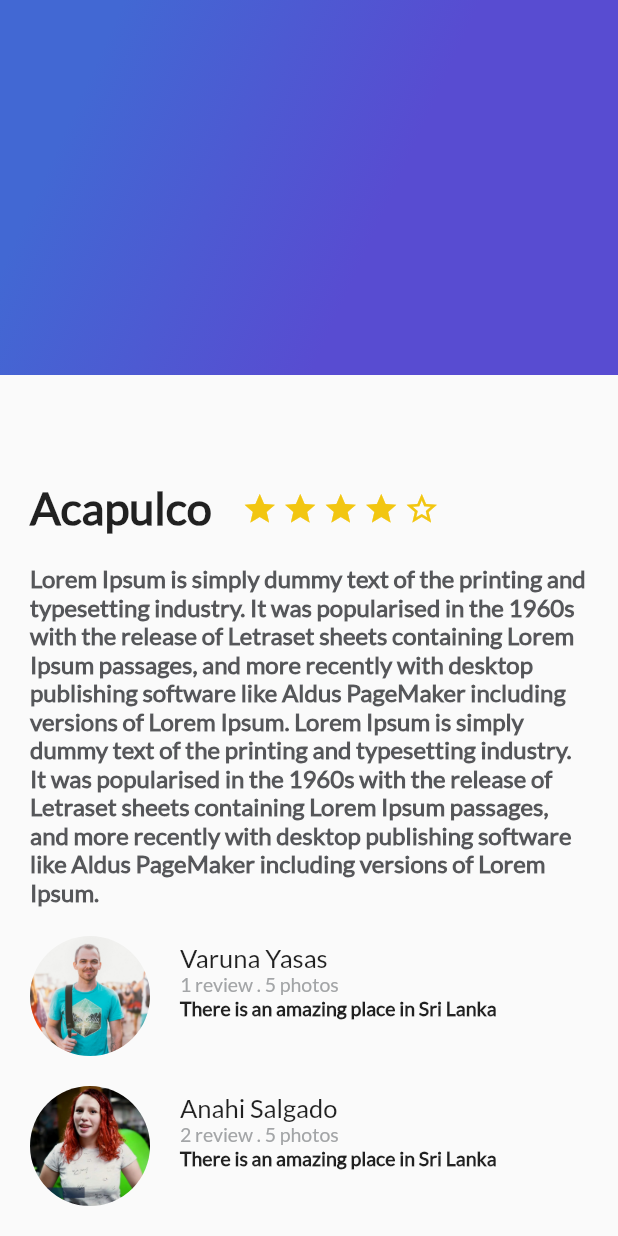
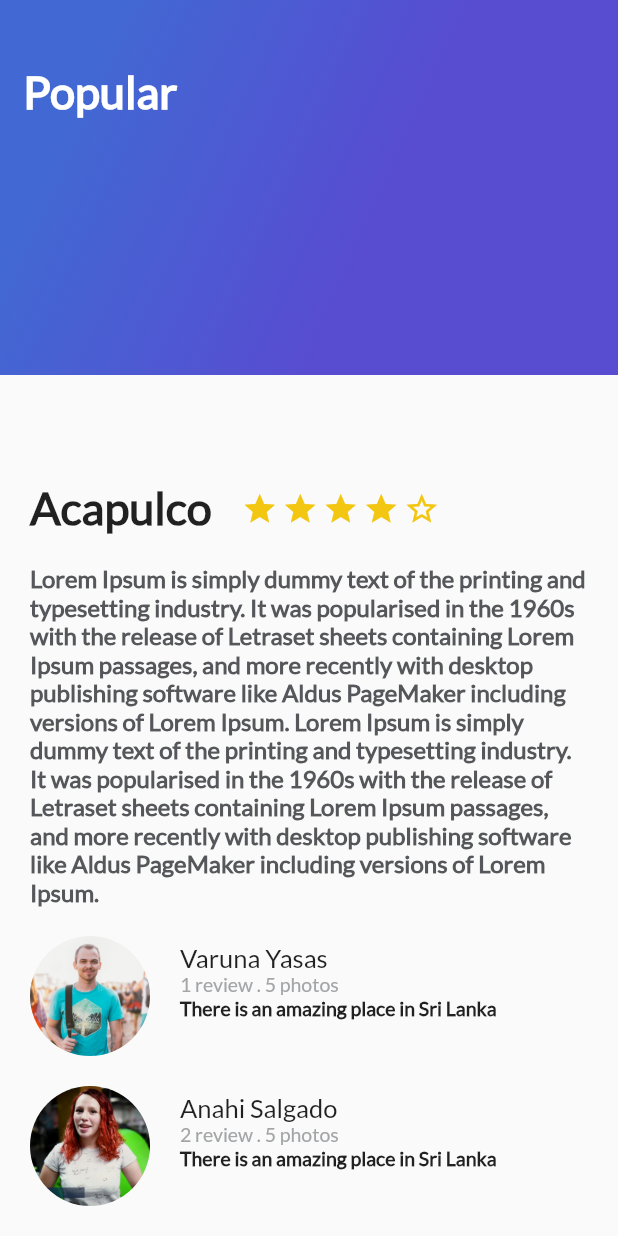
Before and after one commit to apolo-17/first_app_with_flutter, a Flutter app: the screen it shows after launch, on a phone screen of 412 x 824 dp. Run offline on Flutter 3.47's test engine with Material 2 defaults, Android fonts, the phone set to English and light mode, and no system bars.

```diff
--- a/lib/gradient_back.dart
+++ b/lib/gradient_back.dart
@@ -1,6 +1,10 @@
 import 'package:flutter/material.dart';
 
 class GradientBack extends StatelessWidget {
+  String title = 'Popular';
+
+  GradientBack(this.title);
+
   @override
   Widget build(BuildContext context) {
     // TODO: implement build
@@ -8,18 +12,19 @@ class GradientBack extends StatelessWidget {
     return Container(
       height: 250.0,
       decoration: BoxDecoration(
-        gradient: LinearGradient(
-          colors: [
-            Color(0xFF4268D3),
-            Color(0xFF584CD1)
-          ],
-         begin: FractionalOffset(0.2, 0.0),
-         end: FractionalOffset(1.0, 0.6),
-         stops: [0.0, 0.6],
-         tileMode: TileMode.clamp
-        )
-      ),
+          gradient: LinearGradient(
+              colors: [Color(0xFF4268D3), Color(0xFF584CD1)],
+              begin: FractionalOffset(0.2, 0.0),
+              end: FractionalOffset(1.0, 0.6),
+              stops: [0.0, 0.6],
+              tileMode: TileMode.clamp)),
+      child: Text(title,
+          style: TextStyle(
+              color: Colors.white,
+              fontSize: 30.0,
+              fontFamily: 'Lato',
+              fontWeight: FontWeight.bold)),
+      alignment: Alignment(-0.9, -0.6),
     );
   }
-
 }
--- a/lib/main.dart
+++ b/lib/main.dart
@@ -8,13 +8,16 @@ void main() => runApp(MyApp());
 
 class MyApp extends StatelessWidget {
   // This widget is the root of your application.
-  String descriptionDummy = "Lorem Ipsum is simply dummy text of the printing and typesetting industry. It was popularised in the 1960s with the release of Letraset sheets containing Lorem Ipsum passages, and more recently with desktop publishing software like Aldus PageMaker including versions of Lorem Ipsum. Lorem Ipsum is simply dummy text of the printing and typesetting industry. It was popularised in the 1960s with the release of Letraset sheets containing Lorem Ipsum passages, and more recently with desktop publishing software like Aldus PageMaker including versions of Lorem Ipsum.";
+  String descriptionDummy =
+      "Lorem Ipsum is simply dummy text of the printing and typesetting industry. It was popularised in the 1960s with the release of Letraset sheets containing Lorem Ipsum passages, and more recently with desktop publishing software like Aldus PageMaker including versions of Lorem Ipsum. Lorem Ipsum is simply dummy text of the printing and typesetting industry. It was popularised in the 1960s with the release of Letraset sheets containing Lorem Ipsum passages, and more recently with desktop publishing software like Aldus PageMaker including versions of Lorem Ipsum.";
+
+  String title = 'Popular';
+
   @override
   Widget build(BuildContext context) {
     return MaterialApp(
         title: 'Flutter Demo',
         theme: ThemeData(
-
           primarySwatch: Colors.blue,
         ),
         home: Scaffold(
@@ -23,11 +26,11 @@ class MyApp extends StatelessWidget {
             children: <Widget>[
               ListView(
                 children: <Widget>[
-                DescriptionPlace('Acapulco',4,descriptionDummy),
+                  DescriptionPlace('Acapulco', 4, descriptionDummy),
                   ReviewList()
                 ],
               ),
-            GradientBack(),
+              GradientBack(title),
             ],
           ),
         )
```
Also changed, not shown: lib/card_image.dart (added, +28 -0 lines), pubspec.yaml (+6 -2 lines), assets/img/beach.jpeg (added), assets/img/beach_palm.jpeg (added), assets/img/mountain.jpeg (added), assets/img/mountain_stars.jpeg (added), assets/img/river.jpeg (added), assets/img/sunset.jpeg (added), 1 other file. Lines whose indentation alone changed are shown as unchanged.
